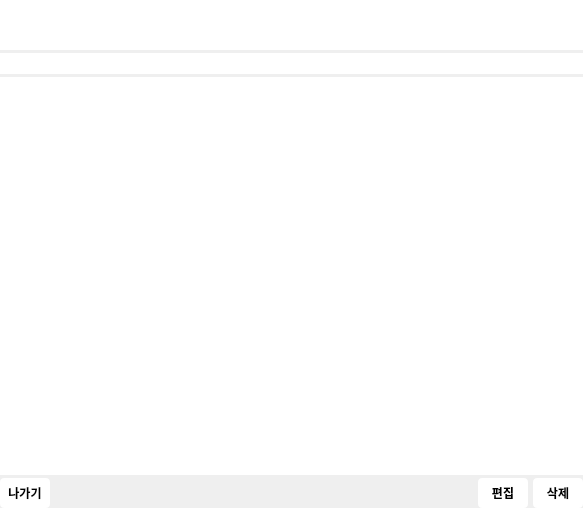
Before: the Qt Designer form ui/postwidget.ui in Jhnn22/VEDA_miniProject2_Blog, drawn with Qt 5.
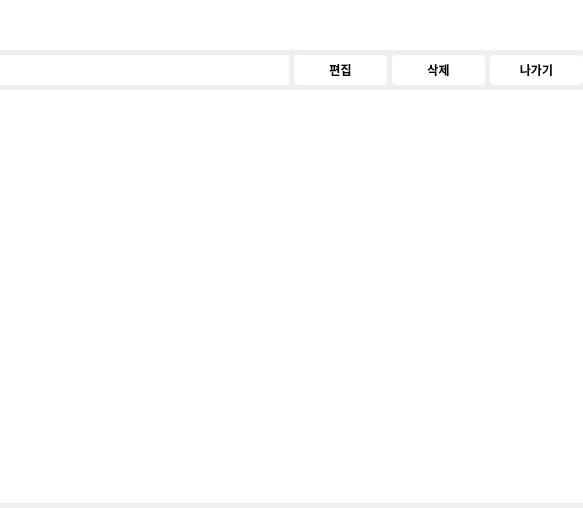
After: the same form once the commit is applied.

The edit to the form file:
```diff
--- a/ui/postwidget.ui
+++ b/ui/postwidget.ui
@@ -32,9 +32,9 @@
 }
 </string>
   </property>
-  <layout class="QVBoxLayout" name="verticalLayout_2">
+  <layout class="QVBoxLayout" name="verticalLayout_3">
    <property name="spacing">
-    <number>3</number>
+    <number>5</number>
    </property>
    <property name="leftMargin">
     <number>0</number>
@@ -82,6 +82,8 @@
     </widget>
    </item>
    <item>
+    <layout class="QHBoxLayout" name="horizontalLayout">
+     <item>
     <widget class="QLabel" name="label">
      <property name="font">
       <font>
@@ -97,6 +99,72 @@
     </widget>
    </item>
    <item>
+      <layout class="QHBoxLayout" name="horizontalLayout_2">
+       <property name="spacing">
+        <number>5</number>
+       </property>
+       <item>
+        <widget class="QPushButton" name="editPushButton">
+         <property name="minimumSize">
+          <size>
+           <width>50</width>
+           <height>30</height>
+          </size>
+         </property>
+         <property name="maximumSize">
+          <size>
+           <width>16777215</width>
+           <height>30</height>
+          </size>
+         </property>
+         <property name="text">
+          <string>편집</string>
+         </property>
+        </widget>
+       </item>
+       <item>
+        <widget class="QPushButton" name="deletePushButton">
+         <property name="minimumSize">
+          <size>
+           <width>50</width>
+           <height>30</height>
+          </size>
+         </property>
+         <property name="maximumSize">
+          <size>
+           <width>16777215</width>
+           <height>30</height>
+          </size>
+         </property>
+         <property name="text">
+          <string>삭제</string>
+         </property>
+        </widget>
+       </item>
+       <item>
+        <widget class="QPushButton" name="exitPushButton">
+         <property name="minimumSize">
+          <size>
+           <width>50</width>
+           <height>30</height>
+          </size>
+         </property>
+         <property name="maximumSize">
+          <size>
+           <width>16777215</width>
+           <height>30</height>
+          </size>
+         </property>
+         <property name="text">
+          <string>나가기</string>
+         </property>
+        </widget>
+       </item>
+      </layout>
+     </item>
+    </layout>
+   </item>
+   <item>
     <widget class="QTextEdit" name="textEdit">
      <property name="font">
       <font>
@@ -114,88 +182,32 @@
     </widget>
    </item>
    <item>
+    <widget class="QWidget" name="widget" native="true">
     <layout class="QVBoxLayout" name="verticalLayout">
      <property name="spacing">
-      <number>5</number>
-     </property>
-    </layout>
-   </item>
+       <number>0</number>
+      </property>
+      <property name="leftMargin">
+       <number>0</number>
+      </property>
+      <property name="topMargin">
+       <number>0</number>
+      </property>
+      <property name="rightMargin">
+       <number>0</number>
+      </property>
+      <property name="bottomMargin">
+       <number>0</number>
+      </property>
    <item>
-    <layout class="QHBoxLayout" name="horizontalLayout">
+       <layout class="QVBoxLayout" name="verticalLayout_2">
      <property name="spacing">
-      <number>5</number>
-     </property>
-     <item>
-      <widget class="QPushButton" name="exitPushButton">
-       <property name="minimumSize">
-        <size>
-         <width>50</width>
-         <height>30</height>
-        </size>
-       </property>
-       <property name="maximumSize">
-        <size>
-         <width>16777215</width>
-         <height>30</height>
-        </size>
-       </property>
-       <property name="text">
-        <string>나가기</string>
-       </property>
-      </widget>
-     </item>
-     <item>
-      <spacer name="horizontalSpacer">
-       <property name="orientation">
-        <enum>Qt::Orientation::Horizontal</enum>
-       </property>
-       <property name="sizeHint" stdset="0">
-        <size>
-         <width>40</width>
-         <height>20</height>
-        </size>
-       </property>
-      </spacer>
-     </item>
-     <item>
-      <widget class="QPushButton" name="editPushButton">
-       <property name="minimumSize">
-        <size>
-         <width>50</width>
-         <height>30</height>
-        </size>
-       </property>
-       <property name="maximumSize">
-        <size>
-         <width>16777215</width>
-         <height>30</height>
-        </size>
-       </property>
-       <property name="text">
-        <string>편집</string>
-       </property>
-      </widget>
-     </item>
-     <item>
-      <widget class="QPushButton" name="deletePushButton">
-       <property name="minimumSize">
-        <size>
-         <width>50</width>
-         <height>30</height>
-        </size>
-       </property>
-       <property name="maximumSize">
-        <size>
-         <width>16777215</width>
-         <height>30</height>
-        </size>
-       </property>
-       <property name="text">
-        <string>삭제</string>
-       </property>
-      </widget>
-     </item>
-    </layout>
+         <number>0</number>
+        </property>
+       </layout>
+      </item>
+     </layout>
+    </widget>
    </item>
   </layout>
  </widget>
```
Lines whose indentation alone changed are shown as unchanged.
